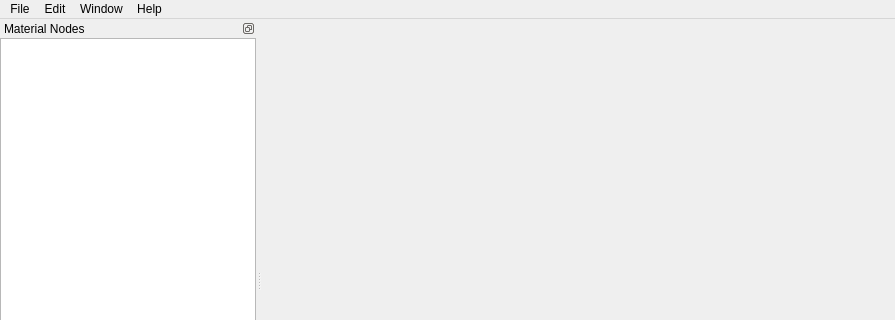
Old version of the form src/HappyTools/HappySandBox/code/plugins/materialGenerator/forms/MaterialEditor.ui in the repository EvilInteractive/happy-engine; both pictures show x 0 to 895 and y 0 to 320 of the 895 by 563 pixel window.
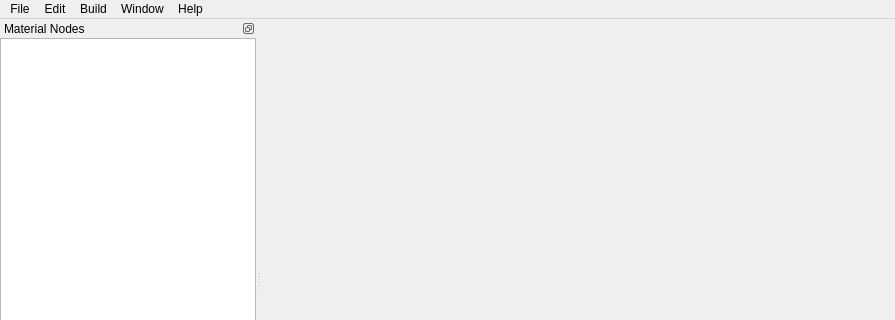
New version of the form.

Commit message: Material Generator nodes connection validation

Patch:
```diff
--- a/src/HappyTools/HappySandBox/code/plugins/materialGenerator/forms/MaterialEditor.ui
+++ b/src/HappyTools/HappySandBox/code/plugins/materialGenerator/forms/MaterialEditor.ui
@@ -83,8 +83,15 @@
      <string>Help</string>
     </property>
    </widget>
+   <widget class="QMenu" name="menuBuild">
+    <property name="title">
+     <string>Build</string>
+    </property>
+    <addaction name="actionCompile"/>
+   </widget>
    <addaction name="menuFile"/>
    <addaction name="menuEdi"/>
+   <addaction name="menuBuild"/>
    <addaction name="menuWindow"/>
    <addaction name="menuHelp"/>
   </widget>
```
Left out of the diff: 8 changed lines with no effect on the pictures. The commit also changes 30 other files.
